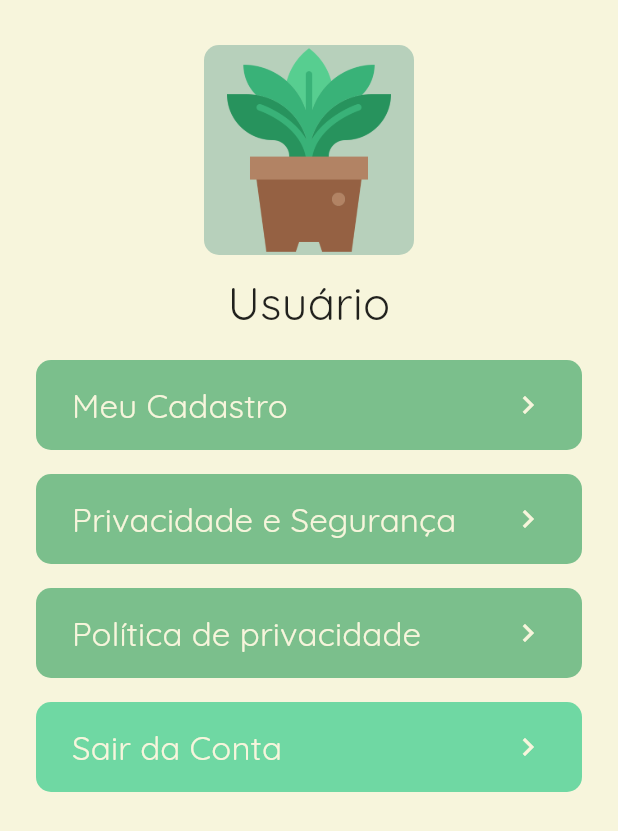
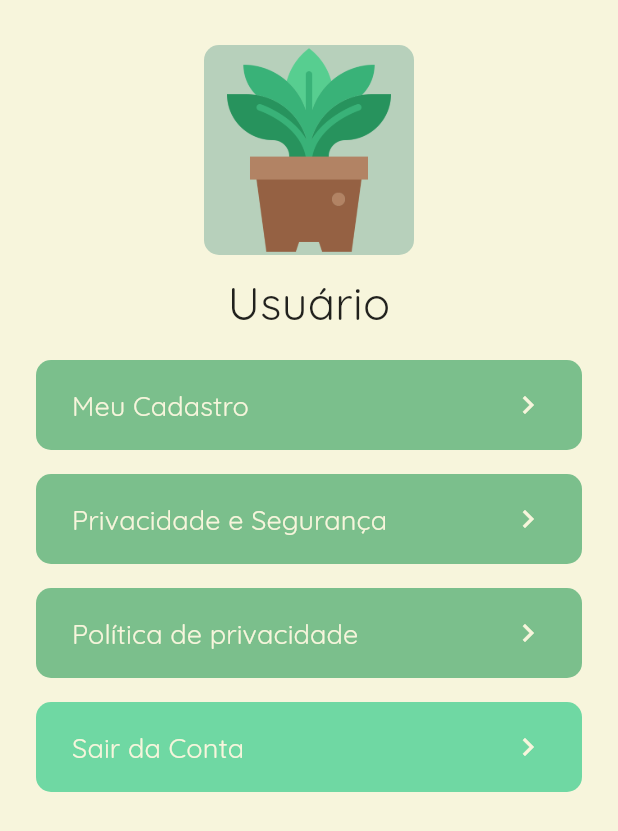
Before and after one commit to GabiScha/Grene, a Flutter app: the UserPage screen opened directly, on a phone screen of 412 x 824 dp. Shown: the top 831 px of the screen. Run offline on Flutter 3.47's test engine with Material 3 defaults, Android fonts, the phone set to English and light mode, and no system bars; our stand-ins replace google_fonts, shared_preferences; accounts and stored records are empty.

Commit message:
fixing font size

```diff
--- a/lib/widgets/config_button.dart
+++ b/lib/widgets/config_button.dart
@@ -9,6 +9,9 @@ class ConfigButton extends StatelessWidget {
 
   @override
   Widget build(BuildContext context) {
+    double screenWidth = MediaQuery.of(context).size.width;
+    double fontSize = screenWidth > 800 ? 22 : 18;
+
     return Padding(
       padding: const EdgeInsets.symmetric(vertical: 8.0),
       child: ElevatedButton(
@@ -19,7 +22,7 @@ class ConfigButton extends StatelessWidget {
           shape: RoundedRectangleBorder(
             borderRadius: BorderRadius.circular(10),
           ),
-          minimumSize: const Size(500, 60),
+          minimumSize: const Size(450, 60),
           elevation: 0,
         ),
         child: Row(
@@ -29,13 +32,13 @@ class ConfigButton extends StatelessWidget {
               text,
               style: GoogleFonts.quicksand(
                 fontWeight: FontWeight.w400,
-                fontSize: 22,
+                fontSize: fontSize,
                 color: const Color(0xFFF7F5DC),
               ),
             ),
             const Icon(
               Icons.chevron_right,
-              color: const Color(0xFFF7F5DC),
+              color: Color(0xFFF7F5DC),
               size: 24,
             ),
           ],
--- a/lib/widgets/exit_button.dart
+++ b/lib/widgets/exit_button.dart
@@ -9,6 +9,9 @@ class ExitButton extends StatelessWidget {
 
   @override
   Widget build(BuildContext context) {
+    double screenWidth = MediaQuery.of(context).size.width;
+    double fontSize = screenWidth > 800 ? 22 : 18;
+
     return Padding(
       padding: const EdgeInsets.symmetric(vertical: 8.0),
       child: ElevatedButton(
@@ -19,7 +22,7 @@ class ExitButton extends StatelessWidget {
           shape: RoundedRectangleBorder(
             borderRadius: BorderRadius.circular(10),
           ),
-          minimumSize: const Size(500, 60),
+          minimumSize: const Size(450, 60),
           elevation: 0,
         ),
         child: Row(
@@ -29,13 +32,13 @@ class ExitButton extends StatelessWidget {
               text,
               style: GoogleFonts.quicksand(
                 fontWeight: FontWeight.w400,
-                fontSize: 22,
+                fontSize: fontSize,
                 color: const Color(0xFFF7F5DC),
               ),
             ),
             const Icon(
               Icons.chevron_right,
-              color: const Color(0xFFF7F5DC),
+              color: Color(0xFFF7F5DC),
               size: 24,
             ),
           ],
```
